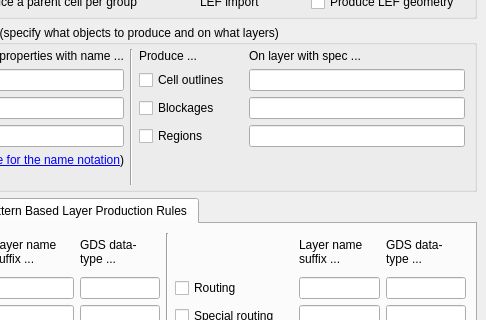
KLayout/klayout, file src/plugins/streamers/lefdef/lay_plugin/LEFDEFTechnologyComponentEditor.ui: the form before one commit; both pictures show x 142 to 628 and y 274 to 594 of the 628 by 868 pixel window.
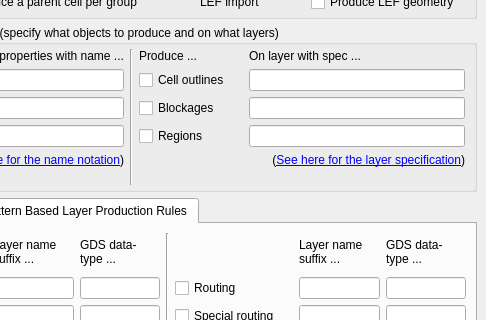
The form after the commit. Icons and pictures are not drawn. Custom widgets are drawn as their Qt base class.

Commit message: Added doc link and manual page for layer specifications.

Patch:
```diff
--- a/src/plugins/streamers/lefdef/lay_plugin/LEFDEFTechnologyComponentEditor.ui
+++ b/src/plugins/streamers/lefdef/lay_plugin/LEFDEFTechnologyComponentEditor.ui
@@ -587,6 +587,16 @@
         </property>
        </widget>
       </item>
+      <item row="4" column="5" colspan="3">
+       <widget class="QLabel" name="help_label2">
+        <property name="text">
+         <string>&lt;html&gt;&lt;body&gt;(&lt;a href=&quot;int:/about/layer_specs.xml&quot;&gt;See here for the layer specification&lt;/a&gt;)&lt;/body&gt;&lt;/html&gt;</string>
+        </property>
+        <property name="alignment">
+         <set>Qt::AlignRight|Qt::AlignTrailing|Qt::AlignVCenter</set>
+        </property>
+       </widget>
+      </item>
      </layout>
     </widget>
    </item>
```
The commit also changes 4 other files.
